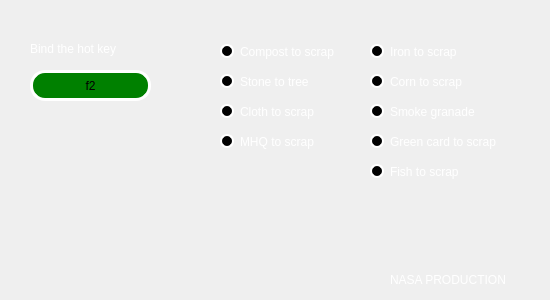
Brainl-t/Scrapper, file design/RustScrapper.ui: the form before one commit.
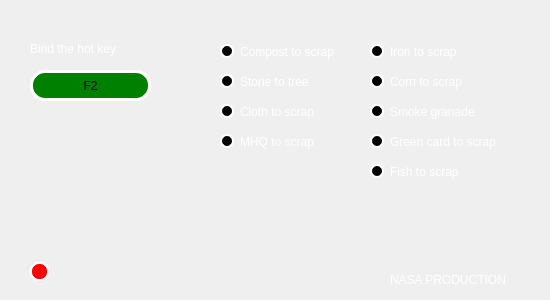
The form after the commit. Icons and pictures are not drawn.

What changed in the file:
```diff
--- a/design/RustScrapper.ui
+++ b/design/RustScrapper.ui
@@ -28,12 +28,31 @@
   <property name="styleSheet">
    <string notr="true">QDialog {
 	color: white;
-	width:  600px;
-   height: 400px;
 	background-image: url(&quot;design/main.png&quot;);
 	background-repeat: no-repeat;
 }
 
+#checker::indicator {
+	border: 2px solid white;
+  	border-radius: 9px;
+	width: 15px;
+	height: 15px;
+}
+
+#checker::indicator:unchecked {
+	background-color: red;
+}
+
+#checker::indicator:checked {
+    background-color:  green;
+}
+
+QGraphicsView {
+	background-color: red;
+	border-radius: 10px;
+	border: 3px solid white;
+}
+
 QPushButton {
 	border-radius: 15px;
 	background-color: green;
@@ -178,7 +197,7 @@
     </rect>
    </property>
    <property name="text">
-    <string>f2</string>
+    <string>F2</string>
    </property>
   </widget>
   <widget class="QLabel" name="label">
@@ -220,6 +239,25 @@
     <string>NASA PRODUCTION</string>
    </property>
   </widget>
+  <widget class="QCheckBox" name="checker">
+   <property name="enabled">
+    <bool>false</bool>
+   </property>
+   <property name="geometry">
+    <rect>
+     <x>30</x>
+     <y>260</y>
+     <width>21</width>
+     <height>23</height>
+    </rect>
+   </property>
+   <property name="text">
+    <string/>
+   </property>
+   <property name="checked">
+    <bool>false</bool>
+   </property>
+  </widget>
  </widget>
  <resources/>
  <connections/>
```
